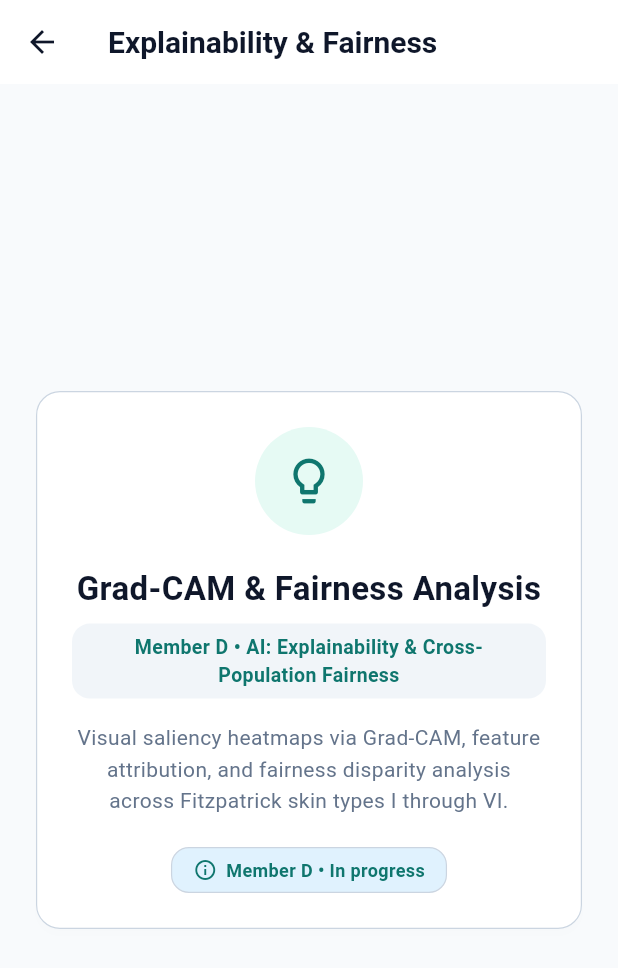
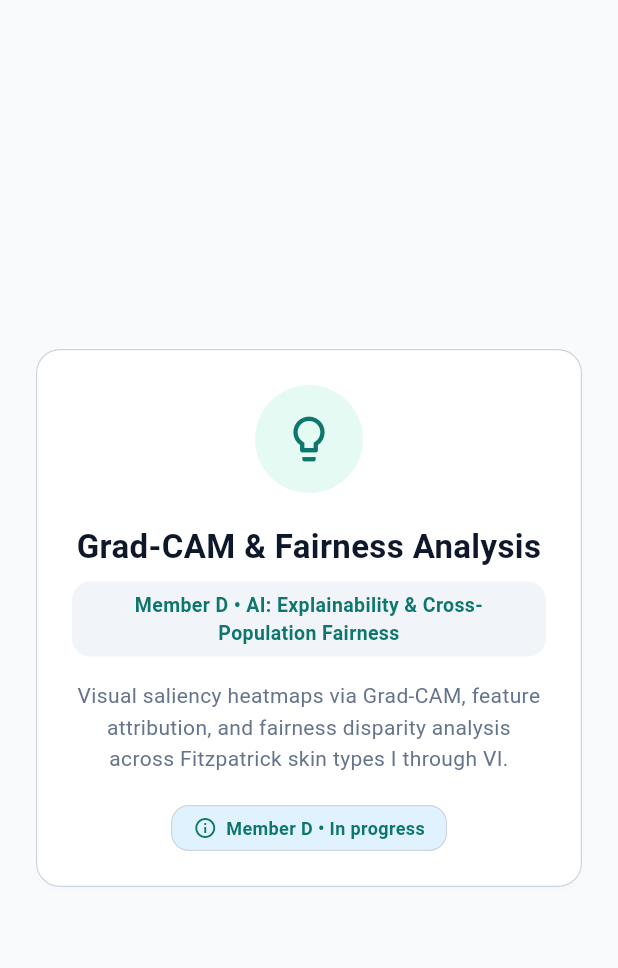
Before and after one commit to Chanuka001/Fairscope_research, a Flutter app: the ExplainScreen screen opened directly, on a phone screen of 412 x 824 dp. Shown: the top 968 px of the screen. Run offline on Flutter 3.47's test engine with Material 3 defaults, Android fonts, the phone set to English and light mode, and no system bars; our stand-ins replace flutter_riverpod; missing offline and left inert: tflite_flutter.

Commit message:
fix(ui): remove unnecessary top AppBars across tabs to match design mockups

```diff
--- a/app/lib/features/explain/explain_screen.dart
+++ b/app/lib/features/explain/explain_screen.dart
@@ -6,11 +6,9 @@ class ExplainScreen extends StatelessWidget {
 
   @override
   Widget build(BuildContext context) {
-    return Scaffold(
-      appBar: AppBar(
-        title: const Text('Explainability & Fairness'),
-      ),
-      body: const OwnerPlaceholderCard(
+    return const Scaffold(
+      body: SafeArea(
+        child: OwnerPlaceholderCard(
           title: 'Grad-CAM & Fairness Analysis',
           owner: 'Member D',
           role: 'AI: Explainability & Cross-Population Fairness',
@@ -19,6 +17,7 @@ class ExplainScreen extends StatelessWidget {
           icon: Icons.lightbulb_outline_rounded,
           badgeText: 'Member D • In progress',
         ),
+      ),
     );
   }
 }
--- a/app/lib/features/sensor/sensor_screen.dart
+++ b/app/lib/features/sensor/sensor_screen.dart
@@ -60,10 +60,6 @@ class _SensorScreenState extends ConsumerState<SensorScreen> {
 
     return Scaffold(
       backgroundColor: AppColors.background,
-      appBar: AppBar(
-        title: const Text('Sensor'),
-        centerTitle: false,
-      ),
       body: SafeArea(
         child: SingleChildScrollView(
           padding: const EdgeInsets.symmetric(horizontal: 16.0, vertical: 12.0),
```
Also changed, not shown: app/lib/features/scan/scan_screen.dart (+6 -7 lines). Lines whose indentation alone changed are shown as unchanged.
